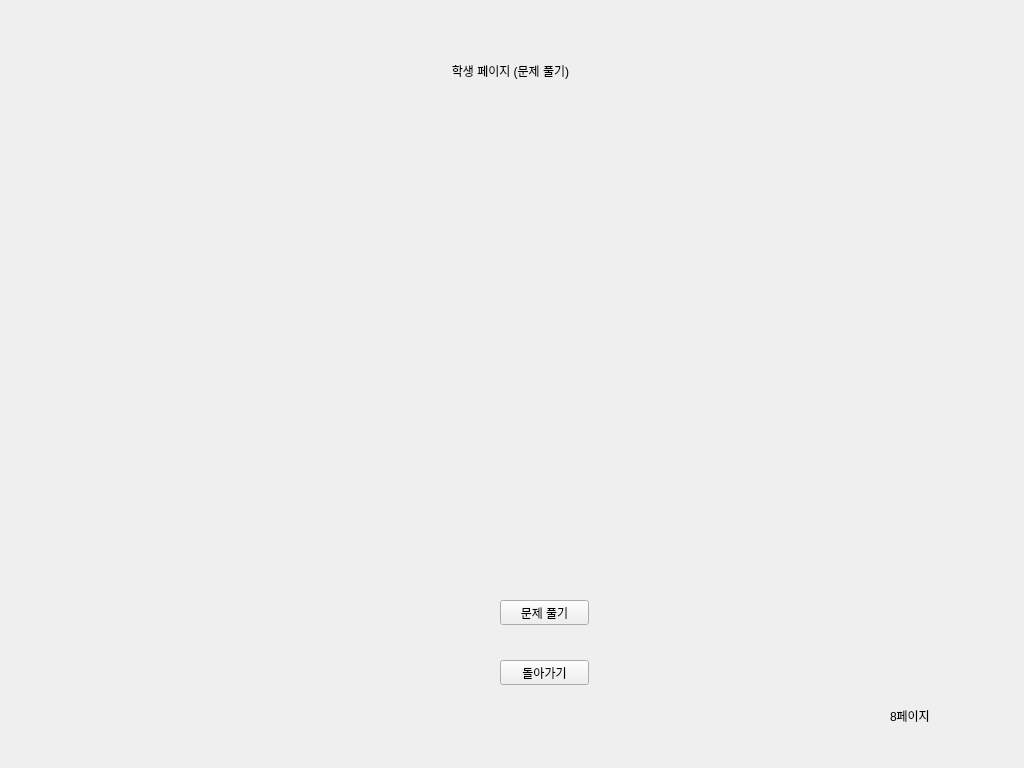
This is tonghap.ui in Education-project-iot-AI/education-app as Qt 5 draws it before an edit. The edited form follows.
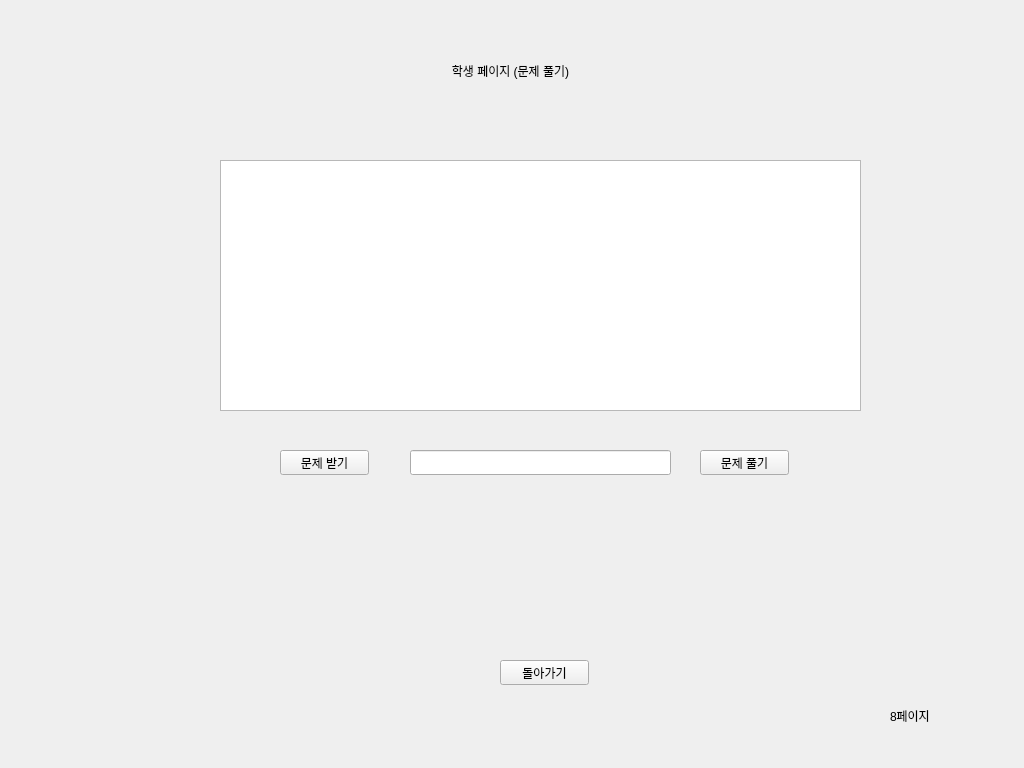
This is the edited form. The open tabs and pages were chosen to show the change.

Commit message: 불필요한 람다식 모두 제거 / 전체 페이지의 진입/돌아가기 버튼 기능 정

The edit to the form file:
```diff
--- a/tonghap.ui
+++ b/tonghap.ui
@@ -1042,8 +1042,8 @@
      <widget class="QPushButton" name="btn_s_quiz_solve">
       <property name="geometry">
        <rect>
-        <x>500</x>
-        <y>600</y>
+        <x>700</x>
+        <y>450</y>
         <width>89</width>
         <height>25</height>
        </rect>
@@ -1065,6 +1065,39 @@
        <string>돌아가기</string>
       </property>
      </widget>
+     <widget class="QTextBrowser" name="text_s_quiz_q">
+      <property name="geometry">
+       <rect>
+        <x>220</x>
+        <y>160</y>
+        <width>641</width>
+        <height>251</height>
+       </rect>
+      </property>
+     </widget>
+     <widget class="QLineEdit" name="line_s_quiz_a">
+      <property name="geometry">
+       <rect>
+        <x>410</x>
+        <y>450</y>
+        <width>261</width>
+        <height>25</height>
+       </rect>
+      </property>
+     </widget>
+     <widget class="QPushButton" name="btn_s_quiz_list">
+      <property name="geometry">
+       <rect>
+        <x>280</x>
+        <y>450</y>
+        <width>89</width>
+        <height>25</height>
+       </rect>
+      </property>
+      <property name="text">
+       <string>문제 받기</string>
+      </property>
+     </widget>
     </widget>
     <widget class="QWidget" name="page_11">
      <widget class="QLabel" name="label_37">
```
Left out of the diff: 2 changed lines with no effect on the pictures. The commit also changes 1 other file.
